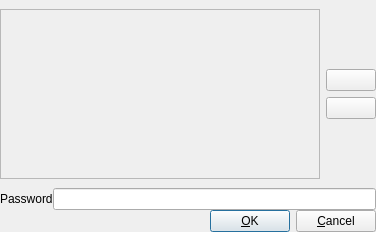
bizblocks/aldebaran-pos, file src.qt5/aldebaran/dlglogin.ui: the form before one commit.
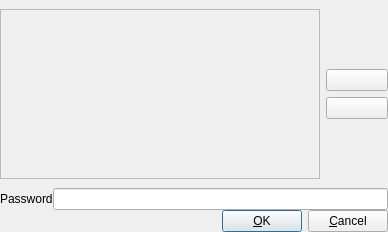
The form after the commit. Icons and pictures are not drawn.

```diff
--- a/src.qt5/aldebaran/dlglogin.ui
+++ b/src.qt5/aldebaran/dlglogin.ui
@@ -7,16 +7,14 @@
   <widget class="QDialog" name="dlgLogin">
     <property name="geometry">
       <rect>
-        <x>1</x>
-        <y>6</y>
-        <width>376</width>
+    <x>0</x>
+    <y>0</y>
+    <width>388</width>
         <height>232</height>
       </rect>
     </property>
     <property name="sizePolicy">
-      <sizepolicy>
-        <hsizetype>0</hsizetype>
-        <vsizetype>0</vsizetype>
+   <sizepolicy hsizetype="Fixed" vsizetype="Fixed">
         <horstretch>0</horstretch>
         <verstretch>0</verstretch>
       </sizepolicy>
@@ -60,7 +58,7 @@
           </property>
         </widget>
       </item>
-      <item row="2" column="0" rowspan="1" colspan="2">
+   <item row="2" column="0" colspan="2">
         <layout class="QHBoxLayout">
           <property name="margin">
             <number>0</number>
@@ -121,7 +119,7 @@
           </item>
         </layout>
       </item>
-      <item row="0" column="0" rowspan="1" colspan="2">
+   <item row="0" column="0" colspan="2">
         <layout class="QHBoxLayout">
           <item>
             <widget class="QFrame" name="frmSelect">
```
Left out of the diff: 148 changed lines with no effect on the pictures. Lines whose indentation alone changed are shown as unchanged.
